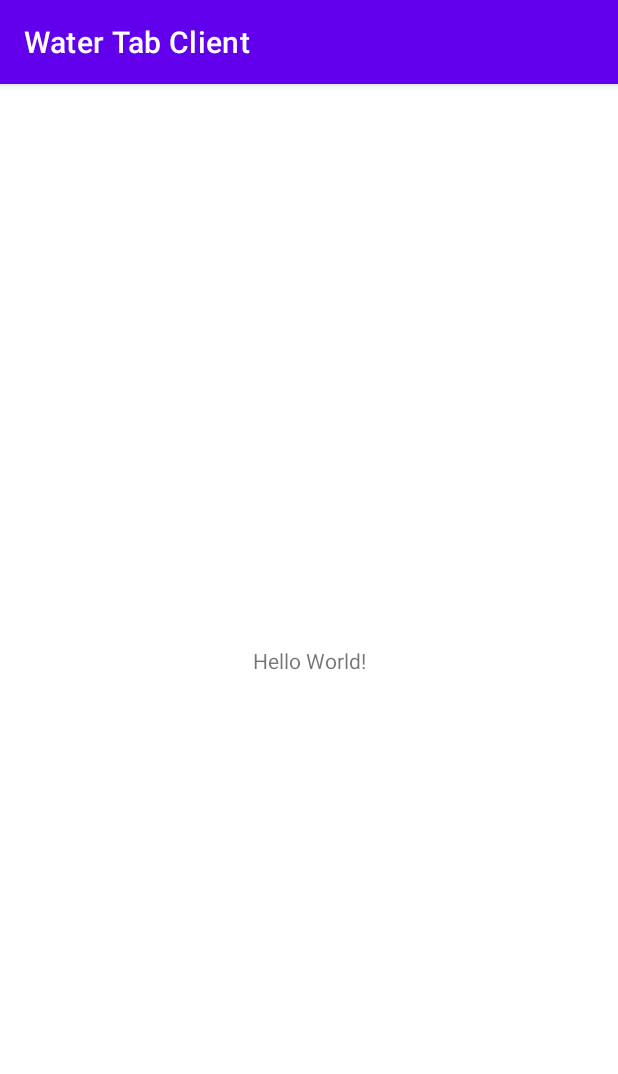
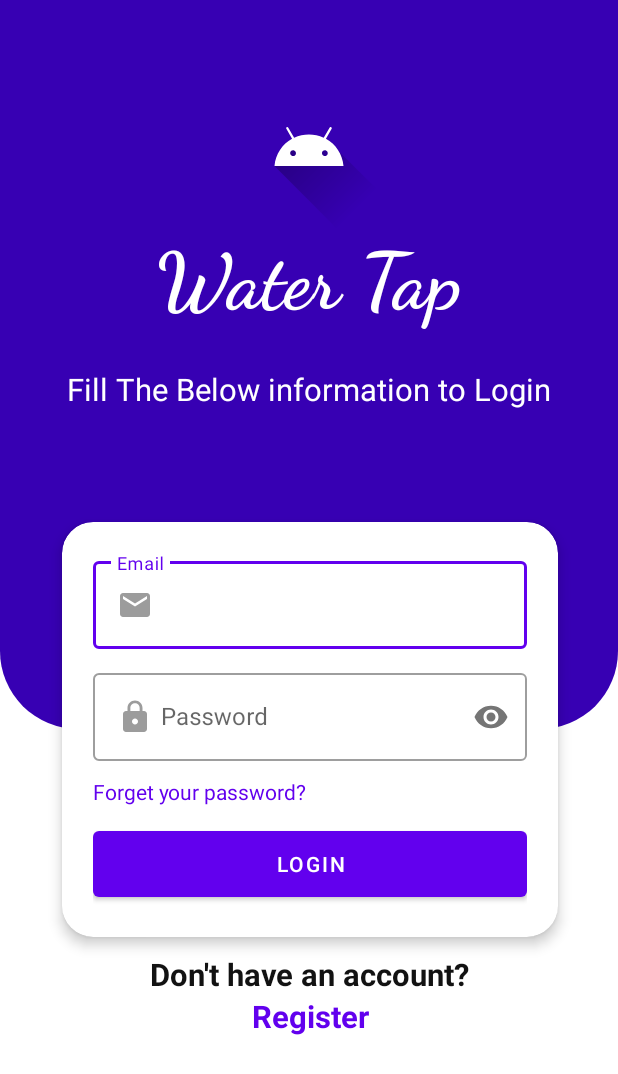
Before and after one commit to tamerRaed/water_tab_client, an Android app: the screen it shows after launch (MainActivity before the commit, LoginActivity after it), on a phone screen of 412 x 824 dp. Shown: the top 1074 px of the screen. Run offline under Robolectric (Android 15) with nearby library versions, the phone set to English and light mode, and no system bars; our stand-ins replace sdp/ssp sizes.

Commit message:
Login & Register UI

```diff
--- a/app/build.gradle
+++ b/app/build.gradle
@@ -33,7 +33,8 @@ dependencies {
     implementation 'androidx.appcompat:appcompat:1.2.0'
     implementation 'com.google.android.material:material:1.3.0'
     implementation 'androidx.constraintlayout:constraintlayout:2.0.4'
-    testImplementation 'junit:junit:4.+'
+    testImplementation 'junit:junit:4.13.2'
     androidTestImplementation 'androidx.test.ext:junit:1.1.2'
     androidTestImplementation 'androidx.test.espresso:espresso-core:3.3.0'
+    implementation 'com.intuit.sdp:sdp-android:1.0.6'
 }
--- a/app/src/main/AndroidManifest.xml
+++ b/app/src/main/AndroidManifest.xml
@@ -3,19 +3,21 @@
     package="com.tamer.alna99.watertabclient">
 
     <application
-        android:allowBackup="true"
+        android:allowBackup="false"
         android:icon="@mipmap/ic_launcher"
         android:label="@string/app_name"
         android:roundIcon="@mipmap/ic_launcher_round"
         android:supportsRtl="true"
         android:theme="@style/Theme.WaterTabClient">
-        <activity android:name=".MainActivity">
+        <activity android:name=".RegisterActivity" />
+        <activity android:name=".LoginActivity">
             <intent-filter>
                 <action android:name="android.intent.action.MAIN" />
 
                 <category android:name="android.intent.category.LAUNCHER" />
             </intent-filter>
         </activity>
+        <activity android:name=".MainActivity" />
     </application>
 
 </manifest>
--- /dev/null
+++ b/app/src/main/java/com/tamer/alna99/watertabclient/LoginActivity.java
@@ -0,0 +1,25 @@
+package com.tamer.alna99.watertabclient;
+
+import android.content.Intent;
+import android.os.Bundle;
+import android.view.View;
+
+import androidx.appcompat.app.AppCompatActivity;
+
+public class LoginActivity extends AppCompatActivity {
+
+    @Override
+    protected void onCreate(Bundle savedInstanceState) {
+        super.onCreate(savedInstanceState);
+        setContentView(R.layout.activity_login);
+    }
+
+    public void login(View view) {
+        startActivity(new Intent(LoginActivity.this, MainActivity.class));
+        finish();
+    }
+
+    public void register(View view) {
+        startActivity(new Intent(LoginActivity.this, RegisterActivity.class));
+    }
+}
--- /dev/null
+++ b/app/src/main/res/drawable/ic_email.xml
@@ -0,0 +1,11 @@
+<vector xmlns:android="http://schemas.android.com/apk/res/android"
+    android:width="24dp"
+    android:height="24dp"
+    android:autoMirrored="true"
+    android:tint="#9C9C9C"
+    android:viewportWidth="24"
+    android:viewportHeight="24">
+    <path
+        android:fillColor="@android:color/white"
+        android:pathData="M20,4L4,4c-1.1,0 -1.99,0.9 -1.99,2L2,18c0,1.1 0.9,2 2,2h16c1.1,0 2,-0.9 2,-2L22,6c0,-1.1 -0.9,-2 -2,-2zM20,8l-8,5 -8,-5L4,6l8,5 8,-5v2z" />
+</vector>
--- /dev/null
+++ b/app/src/main/res/drawable/ic_lock.xml
@@ -0,0 +1,11 @@
+<vector xmlns:android="http://schemas.android.com/apk/res/android"
+    android:width="24dp"
+    android:height="24dp"
+    android:autoMirrored="true"
+    android:tint="#9C9C9C"
+    android:viewportWidth="24"
+    android:viewportHeight="24">
+    <path
+        android:fillColor="@android:color/white"
+        android:pathData="M18,8h-1L17,6c0,-2.76 -2.24,-5 -5,-5S7,3.24 7,6v2L6,8c-1.1,0 -2,0.9 -2,2v10c0,1.1 0.9,2 2,2h12c1.1,0 2,-0.9 2,-2L20,10c0,-1.1 -0.9,-2 -2,-2zM12,17c-1.1,0 -2,-0.9 -2,-2s0.9,-2 2,-2 2,0.9 2,2 -0.9,2 -2,2zM15.1,8L8.9,8L8.9,6c0,-1.71 1.39,-3.1 3.1,-3.1 1.71,0 3.1,1.39 3.1,3.1v2z" />
+</vector>
--- /dev/null
+++ b/app/src/main/res/drawable/login_shape.xml
@@ -0,0 +1,7 @@
+<?xml version="1.0" encoding="utf-8"?>
+<shape xmlns:android="http://schemas.android.com/apk/res/android">
+    <solid android:color="@color/purple_700" />
+    <corners
+        android:bottomLeftRadius="@dimen/_40sdp"
+        android:bottomRightRadius="@dimen/_40sdp" />
+</shape>
--- /dev/null
+++ b/app/src/main/res/layout/activity_login.xml
@@ -0,0 +1,174 @@
+<?xml version="1.0" encoding="utf-8"?>
+<androidx.constraintlayout.widget.ConstraintLayout xmlns:android="http://schemas.android.com/apk/res/android"
+    xmlns:app="http://schemas.android.com/apk/res-auto"
+    xmlns:tools="http://schemas.android.com/tools"
+    android:layout_width="match_parent"
+    android:layout_height="match_parent"
+    tools:context=".LoginActivity">
+
+    <LinearLayout
+        android:id="@+id/linearLayout"
+        android:layout_width="0dp"
+        android:layout_height="0dp"
+        android:background="@drawable/login_shape"
+        android:orientation="vertical"
+        app:layout_constraintBottom_toTopOf="@+id/guideline2"
+        app:layout_constraintEnd_toEndOf="parent"
+        app:layout_constraintStart_toStartOf="parent"
+        app:layout_constraintTop_toTopOf="parent">
+
+        <ImageView
+            android:layout_width="wrap_content"
+            android:layout_height="wrap_content"
+            android:layout_gravity="center"
+            android:layout_marginTop="@dimen/_36sdp"
+            android:contentDescription="@string/logo"
+            android:src="@drawable/ic_launcher_foreground" />
+
+        <TextView
+            android:layout_width="wrap_content"
+            android:layout_height="wrap_content"
+            android:layout_gravity="center"
+            android:fontFamily="cursive"
+            android:text="@string/water_tap"
+            android:textColor="@color/white"
+            android:textSize="@dimen/_40sdp"
+            android:textStyle="bold" />
+
+        <TextView
+            android:layout_width="wrap_content"
+            android:layout_height="wrap_content"
+            android:layout_gravity="center"
+            android:layout_marginTop="@dimen/_20sdp"
+            android:text="@string/fill_info"
+            android:textColor="@color/white"
+            android:textSize="@dimen/_16sdp" />
+
+
+    </LinearLayout>
+
+    <androidx.cardview.widget.CardView
+        android:id="@+id/cardView2"
+        android:layout_width="0dp"
+        android:layout_height="wrap_content"
+        app:cardCornerRadius="@dimen/_16sdp"
+        app:cardElevation="@dimen/_4sdp"
+        app:layout_constraintBottom_toBottomOf="@+id/linearLayout"
+        app:layout_constraintEnd_toStartOf="@+id/guideline4"
+        app:layout_constraintStart_toStartOf="@+id/guideline3"
+        app:layout_constraintTop_toTopOf="@+id/guideline2">
+
+        <androidx.constraintlayout.widget.ConstraintLayout
+            android:layout_width="match_parent"
+            android:layout_height="wrap_content"
+            android:padding="@dimen/_16sdp">
+
+            <com.google.android.material.textfield.TextInputLayout
+                android:id="@+id/email_input_layout"
+                style="@style/Widget.MaterialComponents.TextInputLayout.OutlinedBox"
+                android:layout_width="0dp"
+                android:layout_height="wrap_content"
+                app:layout_constraintEnd_toEndOf="parent"
+                app:layout_constraintStart_toStartOf="parent"
+                app:layout_constraintTop_toTopOf="parent">
+
+                <com.google.android.material.textfield.TextInputEditText
+                    android:id="@+id/email_et"
+                    android:layout_width="match_parent"
+                    android:layout_height="wrap_content"
+                    android:drawableStart="@drawable/ic_email"
+                    android:drawablePadding="@dimen/_4sdp"
+                    android:hint="@string/email"
+                    android:inputType="textEmailAddress" />
+            </com.google.android.material.textfield.TextInputLayout>
+
+            <com.google.android.material.textfield.TextInputLayout
+                android:id="@+id/password_input_layout"
+                style="@style/Widget.MaterialComponents.TextInputLayout.OutlinedBox"
+                android:layout_width="0dp"
+                android:layout_height="wrap_content"
+                android:layout_marginTop="@dimen/_8sdp"
+                app:layout_constraintEnd_toEndOf="parent"
+                app:layout_constraintHorizontal_bias="0.0"
+                app:layout_constraintStart_toStartOf="parent"
+                app:layout_constraintTop_toBottomOf="@+id/email_input_layout"
+                app:passwordToggleEnabled="true">
+
+                <com.google.android.material.textfield.TextInputEditText
+                    android:id="@+id/et_password"
+                    android:layout_width="match_parent"
+                    android:layout_height="wrap_content"
+                    android:drawableStart="@drawable/ic_lock"
+                    android:drawablePadding="@dimen/_4sdp"
+                    android:hint="@string/password"
+                    android:inputType="textPassword" />
+            </com.google.android.material.textfield.TextInputLayout>
+
+            <TextView
+                android:id="@+id/textView"
+                android:layout_width="wrap_content"
+                android:layout_height="wrap_content"
+                android:layout_marginTop="@dimen/_8sdp"
+                android:text="@string/forget_password"
+                android:textColor="@color/purple_500"
+                app:layout_constraintStart_toStartOf="@+id/password_input_layout"
+                app:layout_constraintTop_toBottomOf="@+id/password_input_layout" />
+
+            <Button
+                android:layout_width="0dp"
+                android:layout_height="?actionBarSize"
+                android:layout_marginTop="@dimen/_8sdp"
+                android:onClick="login"
+                android:text="@string/login"
+                app:layout_constraintEnd_toEndOf="@+id/password_input_layout"
+                app:layout_constraintStart_toStartOf="@+id/password_input_layout"
+                app:layout_constraintTop_toBottomOf="@+id/textView" />
+        </androidx.constraintlayout.widget.ConstraintLayout>
+    </androidx.cardview.widget.CardView>
+
+    <androidx.constraintlayout.widget.Guideline
+        android:id="@+id/guideline2"
+        android:layout_width="wrap_content"
+        android:layout_height="wrap_content"
+        android:orientation="horizontal"
+        app:layout_constraintGuide_percent="0.59" />
+
+    <androidx.constraintlayout.widget.Guideline
+        android:id="@+id/guideline3"
+        android:layout_width="wrap_content"
+        android:layout_height="wrap_content"
+        android:orientation="vertical"
+        app:layout_constraintGuide_percent="0.1" />
+
+    <androidx.constraintlayout.widget.Guideline
+        android:id="@+id/guideline4"
+        android:layout_width="wrap_content"
+        android:layout_height="wrap_content"
+        android:orientation="vertical"
+        app:layout_constraintGuide_percent="0.9026764" />
+
+    <TextView
+        android:id="@+id/textView3"
+        android:layout_width="wrap_content"
+        android:layout_height="wrap_content"
+        android:layout_marginTop="@dimen/_8sdp"
+        android:text="@string/do_not_have_account"
+        android:textColor="@color/black_night"
+        android:textSize="@dimen/_16sdp"
+        android:textStyle="bold"
+        app:layout_constraintEnd_toStartOf="@+id/guideline4"
+        app:layout_constraintStart_toStartOf="@+id/guideline3"
+        app:layout_constraintTop_toBottomOf="@+id/cardView2" />
+
+    <TextView
+        android:layout_width="wrap_content"
+        android:layout_height="wrap_content"
+        android:onClick="register"
+        android:text="@string/register"
+        android:textColor="@color/purple_500"
+        android:textSize="@dimen/_16sdp"
+        android:textStyle="bold"
+        app:layout_constraintEnd_toEndOf="@+id/textView3"
+        app:layout_constraintStart_toStartOf="@+id/textView3"
+        app:layout_constraintTop_toBottomOf="@+id/textView3" />
+</androidx.constraintlayout.widget.ConstraintLayout>
--- a/app/src/main/res/values/colors.xml
+++ b/app/src/main/res/values/colors.xml
@@ -7,4 +7,5 @@
     <color name="teal_700">#FF018786</color>
     <color name="black">#FF000000</color>
     <color name="white">#FFFFFFFF</color>
+    <color name="black_night">#121212</color>
 </resources>
--- a/app/src/main/res/values/strings.xml
+++ b/app/src/main/res/values/strings.xml
@@ -1,3 +1,16 @@
 <resources>
     <string name="app_name">Water Tab Client</string>
+    <string name="water_tap">Water Tap</string>
+    <string name="fill_info">Fill The Below information to Login</string>
+    <string name="email">Email</string>
+    <string name="password">Password</string>
+    <string name="forget_password">Forget your password?</string>
+    <string name="login">Login</string>
+    <string name="logo">logo</string>
+    <string name="do_not_have_account">Don\'t have an account?</string>
+    <string name="register">Register</string>
+    <string name="fill_info_register">Fill The Below information to Register</string>
+    <string name="username">Username</string>
+    <string name="have_account">Have an account?</string>
+    <string name="back">back</string>
 </resources>
--- a/app/src/main/res/values/themes.xml
+++ b/app/src/main/res/values/themes.xml
@@ -1,6 +1,6 @@
 <resources xmlns:tools="http://schemas.android.com/tools">
     <!-- Base application theme. -->
-    <style name="Theme.WaterTabClient" parent="Theme.MaterialComponents.DayNight.DarkActionBar">
+    <style name="Theme.WaterTabClient" parent="Theme.MaterialComponents.DayNight.NoActionBar">
         <!-- Primary brand color. -->
         <item name="colorPrimary">@color/purple_500</item>
         <item name="colorPrimaryVariant">@color/purple_700</item>
```
Also changed, not shown: app/src/main/java/com/tamer/alna99/watertabclient/RegisterActivity.java (added, +30 -0 lines), app/src/main/res/drawable/ic_back.xml (added, +11 -0 lines), app/src/main/res/drawable/ic_person.xml (added, +11 -0 lines), app/src/main/res/drawable/ic_phone.xml (added, +11 -0 lines), app/src/main/res/layout/activity_register.xml (added, +228 -0 lines).
